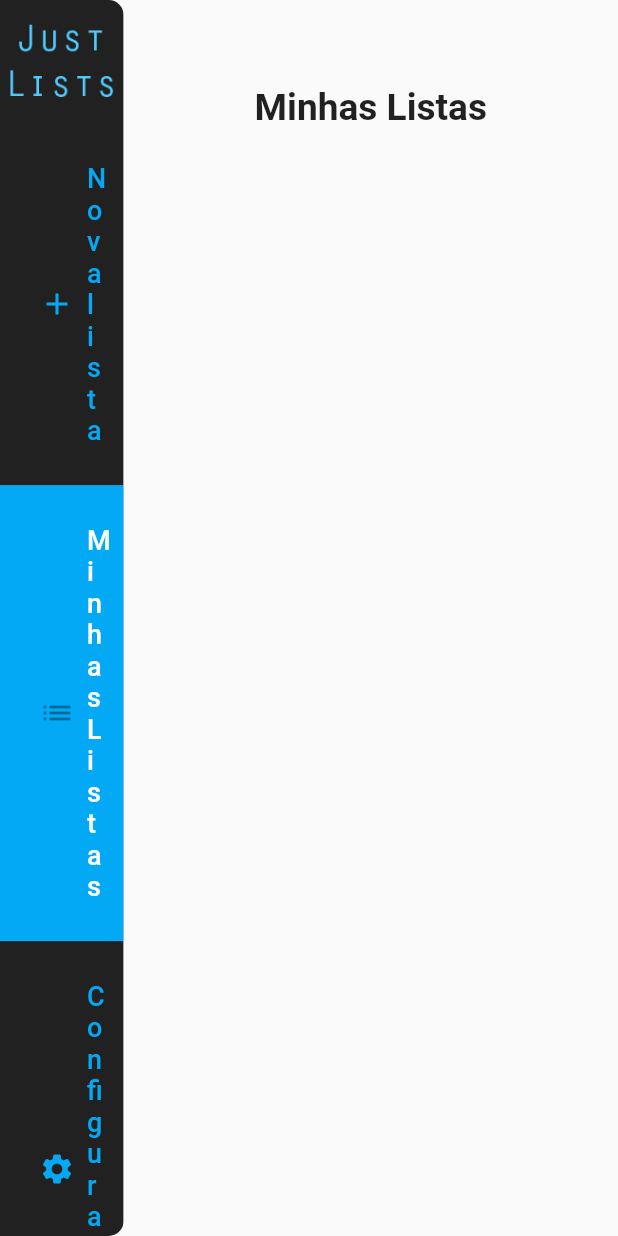
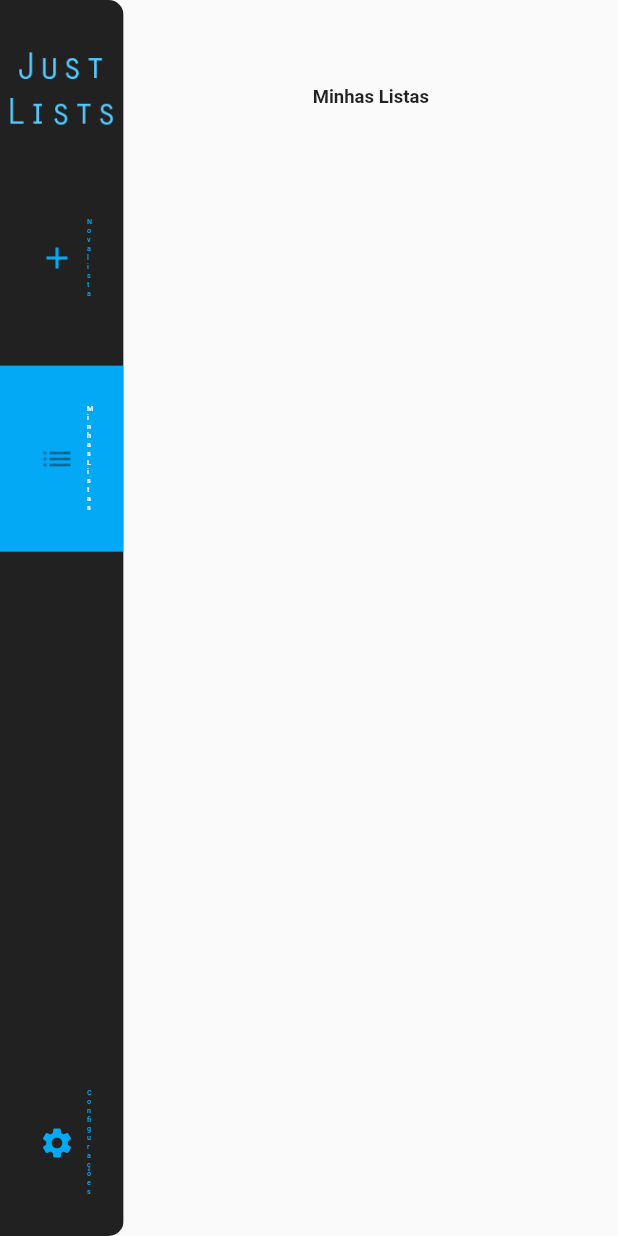
Before and after one commit to jgdml/Lists, a Flutter app: the Config screen opened by its route, after a tap on "Nova lista", after a tap on "Minhas Listas", on a phone screen of 412 x 824 dp. Run offline on Flutter 3.47's test engine with Material 2 defaults, Android fonts, the phone set to English and light mode, and no system bars.

Commit message:
Responsive text

```diff
--- a/lib/view/create_list.dart
+++ b/lib/view/create_list.dart
@@ -1,5 +1,6 @@
 import 'package:flutter/material.dart';
 import 'package:just_lists/view/widget/page_title.dart';
+import 'package:just_lists/view/widget/responsive_text.dart';
 
 class CreateList extends StatefulWidget {
     const CreateList({ Key? key }) : super(key: key);
@@ -30,7 +31,7 @@ class _CreateListState extends State<CreateList> {
         return Row(
             mainAxisAlignment: MainAxisAlignment.center,
             children: [
-                Text("Privacidade", style: TextStyle(fontSize: 18)),
+                ResponsiveText("Privacidade"),
                 Switch(
                     onChanged: (val) {
                         setState(() {
@@ -40,15 +41,15 @@ class _CreateListState extends State<CreateList> {
                     value: isPrivate,
                 ),
                 isPrivate ? Icon(Icons.lock_outline) : Icon(Icons.lock_open),
-                Text("Lista " + (isPrivate ? "privada" : "pública"))
+                ResponsiveText("Lista " + (isPrivate ? "privada" : "pública"))
             ],
         );
     }
 
     @override
     Widget build(BuildContext context) {
-        var sizeW = MediaQuery.of(context).size.width * 0.3;
-        var sizeH = MediaQuery.of(context).size.height * 0.4;
+        var sizeW = MediaQuery.of(context).size.width * 0.4;
+
 
         return Scaffold(
             body: Center(
@@ -63,7 +64,7 @@ class _CreateListState extends State<CreateList> {
 
                         Container(
                             width: sizeW,
-                            height: sizeH,
+
                             decoration: BoxDecoration(
                                 color: Colors.white,
                                 borderRadius: BorderRadius.all(Radius.circular(20)),
--- a/lib/view/widget/block_button.dart
+++ b/lib/view/widget/block_button.dart
@@ -1,4 +1,5 @@
 import 'package:flutter/material.dart';
+import 'package:just_lists/view/widget/responsive_text.dart';
 
 class BlockButton extends StatelessWidget {
 
@@ -32,18 +33,16 @@ class BlockButton extends StatelessWidget {
 
                     child: Column(children: [
                         Icon(icone, size: 50, color: Theme.of(context).primaryColor),
-                        Text(
+                        ResponsiveText(
                             titulo,
-                            style: TextStyle(
-                                fontSize: 22, fontWeight: FontWeight.bold
-                            )
+                            multiplier: 1.22,
+                            fontWeight: FontWeight.bold
+
                         ),
-                        Text(
+                        ResponsiveText(
                             subtitulo,
-                            style: TextStyle(
-                                fontSize: 20,
-                                color: Colors.grey.shade600
-                            ),
+                            multiplier: 1.22,
+                            color: Colors.grey.shade600
                         )
                     ]),
                 ),
--- a/lib/view/widget/list_button.dart
+++ b/lib/view/widget/list_button.dart
@@ -1,4 +1,5 @@
 import 'package:flutter/material.dart';
+import 'package:just_lists/view/widget/responsive_text.dart';
 
 class ListButton extends StatelessWidget {
 
@@ -27,7 +28,7 @@ class ListButton extends StatelessWidget {
 
                 onPressed: selected ? null : func,
                 icon: this.icone,
-                label: Text(this.texto, style: TextStyle(fontSize: 18, color: selected ? Colors.white : null)),
+                label: ResponsiveText(this.texto, multiplier: 1.16, color: selected ? Colors.white : null),
 
                 style: ButtonStyle(
                     padding: MaterialStateProperty.all<EdgeInsets>(EdgeInsets.all(26)),
--- a/lib/view/widget/page_title.dart
+++ b/lib/view/widget/page_title.dart
@@ -1,4 +1,5 @@
 import 'package:flutter/material.dart';
+import 'package:just_lists/view/widget/responsive_text.dart';
 
 class PageTitle extends StatelessWidget {
     const PageTitle({ Key? key, required this.texto }) : super(key: key);
@@ -8,11 +9,11 @@ class PageTitle extends StatelessWidget {
 
     @override
     Widget build(BuildContext context) {
-        var fontSize = (MediaQuery.of(context).size.width + MediaQuery.of(context).size.height) *0.02;
 
-        return Text(
+        return ResponsiveText(
             this.texto,
-            style: TextStyle(fontSize: fontSize, fontWeight: FontWeight.bold),
+            multiplier: 3,
+            fontWeight: FontWeight.bold
         );
     }
 }
--- /dev/null
+++ b/lib/view/widget/responsive_text.dart
@@ -0,0 +1,24 @@
+import 'package:flutter/material.dart';
+
+class ResponsiveText extends StatelessWidget {
+    const ResponsiveText(this.text, { Key? key, this.multiplier = 1, this.fontWeight, this.color }) : super(key: key);
+
+    final String text;
+    final double multiplier;
+    final FontWeight? fontWeight;
+    final Color? color;
+
+    @override
+    Widget build(BuildContext context) {
+        var _wSize = MediaQuery.of(context).size;
+
+        return Text(
+            text,
+            style: TextStyle(
+                fontSize: (_wSize.width *0.01) * multiplier,
+                fontWeight: fontWeight,
+                color: color
+            )
+        );
+    }
+}
```
